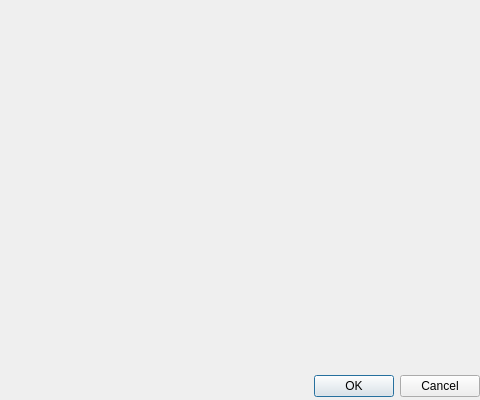
The window that UI/add_sender.ui (awaleilmo/receiver_nmea) describes before a commit, drawn with Qt 5.
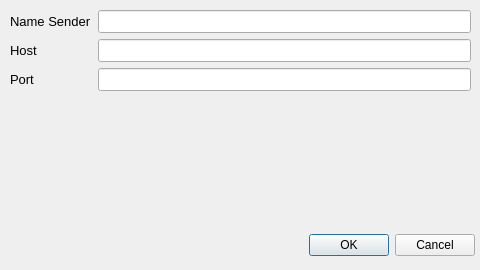
The same window after the commit.

The edit to the form file:
```diff
--- a/UI/add_sender.ui
+++ b/UI/add_sender.ui
@@ -7,9 +7,21 @@
     <x>0</x>
     <y>0</y>
     <width>480</width>
-    <height>400</height>
+    <height>270</height>
    </rect>
   </property>
+  <property name="minimumSize">
+   <size>
+    <width>480</width>
+    <height>260</height>
+   </size>
+  </property>
+  <property name="maximumSize">
+   <size>
+    <width>480</width>
+    <height>400</height>
+   </size>
+  </property>
   <property name="windowTitle">
    <string>Dialog</string>
   </property>
@@ -17,11 +29,17 @@
    <property name="geometry">
     <rect>
      <x>0</x>
-     <y>370</y>
-     <width>480</width>
-     <height>32</height>
+     <y>230</y>
+     <width>475</width>
+     <height>30</height>
     </rect>
    </property>
+   <property name="sizePolicy">
+    <sizepolicy hsizetype="Preferred" vsizetype="Preferred">
+     <horstretch>0</horstretch>
+     <verstretch>0</verstretch>
+    </sizepolicy>
+   </property>
    <property name="orientation">
     <enum>Qt::Orientation::Horizontal</enum>
    </property>
@@ -29,6 +47,87 @@
     <set>QDialogButtonBox::StandardButton::Cancel|QDialogButtonBox::StandardButton::Ok</set>
    </property>
   </widget>
+  <widget class="QWidget" name="formLayoutWidget">
+   <property name="geometry">
+    <rect>
+     <x>0</x>
+     <y>10</y>
+     <width>481</width>
+     <height>211</height>
+    </rect>
+   </property>
+   <layout class="QFormLayout" name="formLayout">
+    <property name="leftMargin">
+     <number>10</number>
+    </property>
+    <property name="rightMargin">
+     <number>10</number>
+    </property>
+    <item row="0" column="0">
+     <widget class="QLabel" name="labelName">
+      <property name="font">
+       <font>
+        <pointsize>10</pointsize>
+       </font>
+      </property>
+      <property name="text">
+       <string>Name Sender</string>
+      </property>
+     </widget>
+    </item>
+    <item row="0" column="1">
+     <widget class="QLineEdit" name="lineName">
+      <property name="font">
+       <font>
+        <pointsize>10</pointsize>
+       </font>
+      </property>
+     </widget>
+    </item>
+    <item row="1" column="0">
+     <widget class="QLabel" name="labelAddress">
+      <property name="font">
+       <font>
+        <pointsize>10</pointsize>
+       </font>
+      </property>
+      <property name="text">
+       <string>Host</string>
+      </property>
+     </widget>
+    </item>
+    <item row="1" column="1">
+     <widget class="QLineEdit" name="lineAddress">
+      <property name="font">
+       <font>
+        <pointsize>10</pointsize>
+       </font>
+      </property>
+     </widget>
+    </item>
+    <item row="2" column="0">
+     <widget class="QLabel" name="labelPort">
+      <property name="font">
+       <font>
+        <pointsize>10</pointsize>
+       </font>
+      </property>
+      <property name="text">
+       <string>Port</string>
+      </property>
+     </widget>
+    </item>
+    <item row="2" column="1">
+     <widget class="QLineEdit" name="linePort">
+      <property name="font">
+       <font>
+        <pointsize>10</pointsize>
+       </font>
+      </property>
+     </widget>
+    </item>
+   </layout>
+  </widget>
  </widget>
  <resources/>
  <connections>
```
